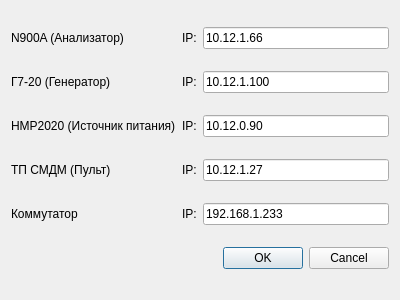
The window that moydialog.ui (Madjita/SMDM) describes before a commit, drawn with Qt 5.
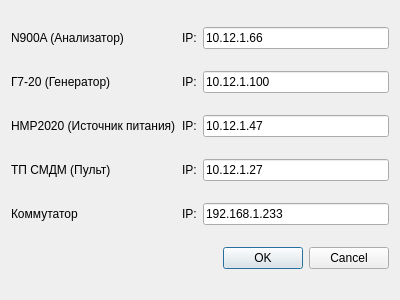
The same window after the commit.

Diff of the .ui file:
```diff
--- a/moydialog.ui
+++ b/moydialog.ui
@@ -88,7 +88,7 @@
    <item row="2" column="2">
     <widget class="QLineEdit" name="lineEdit_6">
      <property name="text">
-      <string>10.12.0.90</string>
+      <string>10.12.1.47</string>
      </property>
      <property name="maxLength">
       <number>15</number>
```
